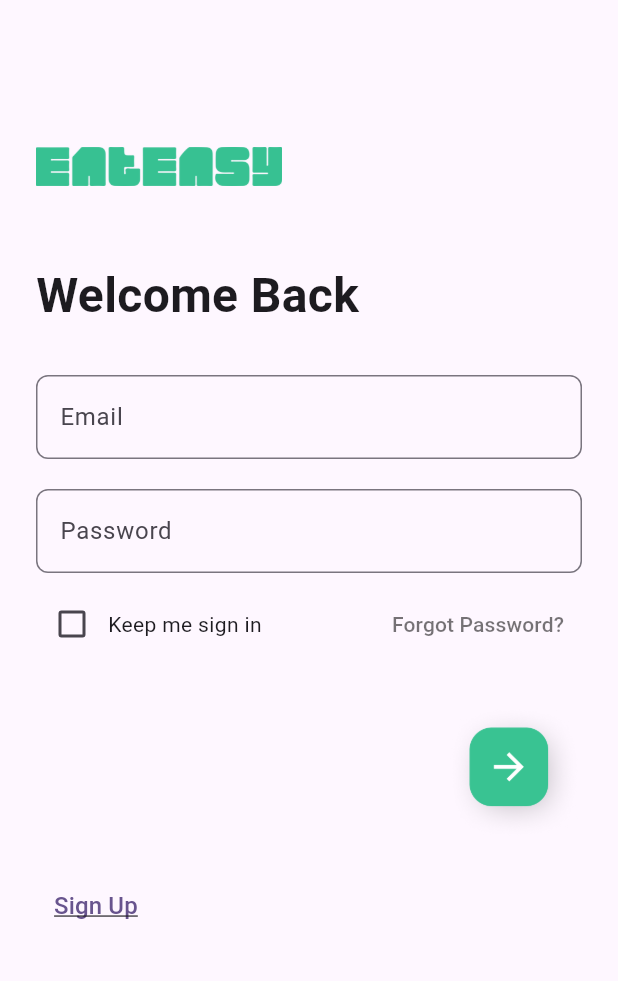
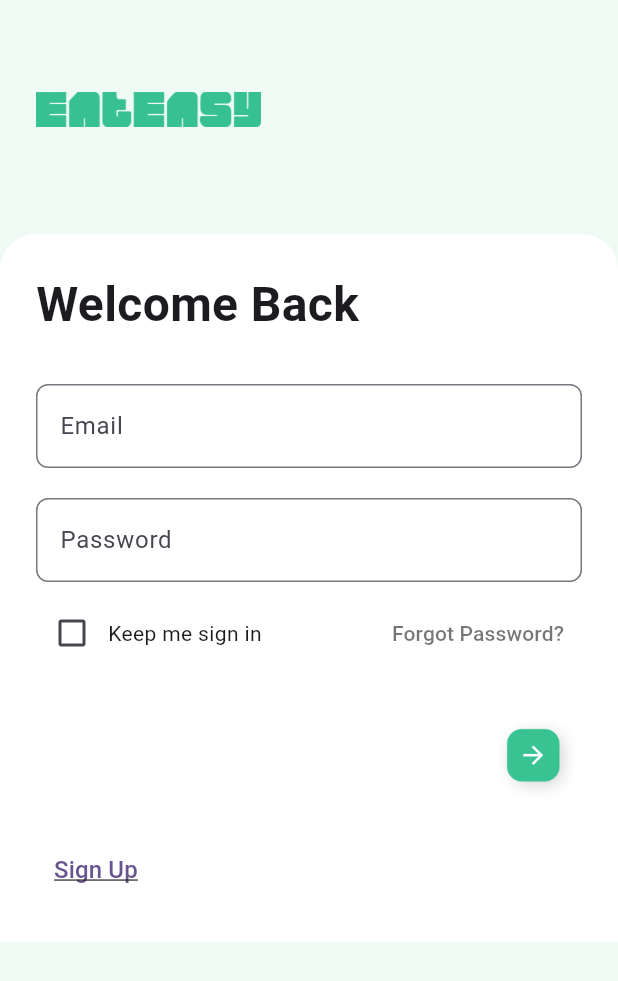
Before and after one commit to aadityayadav17/binarybandits, a Flutter app: the LoginScreen screen opened directly, on a phone screen of 412 x 824 dp. Shown: the top 981 px of the screen. Run offline on Flutter 3.47's test engine with Material 3 defaults, Android fonts, the phone set to English and light mode, and no system bars; our stand-ins replace firebase_core, google_fonts; accounts and stored records are empty.

Commit message:
Login Page (3/n) - Setting the Background

```diff
--- a/lib/screens/login_screen.dart
+++ b/lib/screens/login_screen.dart
@@ -5,29 +5,51 @@ class LoginScreen extends StatelessWidget {
   const LoginScreen({super.key});
   @override
   Widget build(BuildContext context) {
+    // Get the full width of the screen using MediaQuery
+    double screenWidth = MediaQuery.of(context).size.width;
+
     return Scaffold(
+      // Set the background color of the whole screen to light green
+      backgroundColor:
+          Color.fromRGBO(239, 250, 244, 1), // Light green background
       body: SingleChildScrollView(
-        child: Padding(
-          padding: const EdgeInsets.symmetric(horizontal: 24.0, vertical: 48.0),
         child: Column(
           crossAxisAlignment: CrossAxisAlignment.start,
           children: [
-              SizedBox(height: 50), // Padding from top
-
-              // Row for logo on the left
-              Row(
+            // App Logo
+            Padding(
+              padding:
+                  const EdgeInsets.symmetric(horizontal: 24.0, vertical: 48.0),
+              child: Row(
                 children: [
                   Image.asset(
                     'assets/images/app-logo.png',
-                    width: 164,
-                    height: 26,
-                    alignment: Alignment.centerLeft, // Logo aligned to left
+                    width: 150,
+                    height: 50,
+                    alignment:
+                        Alignment.centerLeft, // Align the logo to the left
                   ),
                 ],
               ),
+            ),
 
-              SizedBox(height: 50), // Space between logo and form
+            SizedBox(height: 10), // Space between logo and content
 
+            // Container with rounded white background for the main content
+            Container(
+              width:
+                  screenWidth, // Set the width to the full width of the screen
+              padding: const EdgeInsets.all(24.0),
+              decoration: BoxDecoration(
+                color: Colors.white, // White background for the content
+                borderRadius: BorderRadius.only(
+                  topLeft: Radius.circular(24),
+                  topRight: Radius.circular(24),
+                ), // Rounded corners only on top
+              ),
+              child: Column(
+                crossAxisAlignment: CrossAxisAlignment.start,
+                children: [
                   // Welcome Back Text
                   Text(
                     'Welcome Back',
@@ -109,9 +131,12 @@ class LoginScreen extends StatelessWidget {
                         },
                         child: Image.asset(
                           'assets/icons/screens/log_screen/log-rectangle.png',
-                      width: 90,
-                      height: 90,
-                      fit: BoxFit.fill,
+                          width:
+                              60, // Adjust the width to match your image size
+                          height:
+                              60, // Adjust the height to match your image size
+                          fit: BoxFit
+                              .fill, // Ensure the image fits within the given size
                         ),
                       ),
                     ],
@@ -119,7 +144,6 @@ class LoginScreen extends StatelessWidget {
 
                   SizedBox(height: 20),
 
-              // Sign Up Text Button
                   Row(
                     mainAxisAlignment: MainAxisAlignment.start,
                     children: [
@@ -140,6 +164,8 @@ class LoginScreen extends StatelessWidget {
                 ],
               ),
             ),
+          ],
+        ),
       ),
     );
   }
```
Lines whose indentation alone changed are shown as unchanged.
